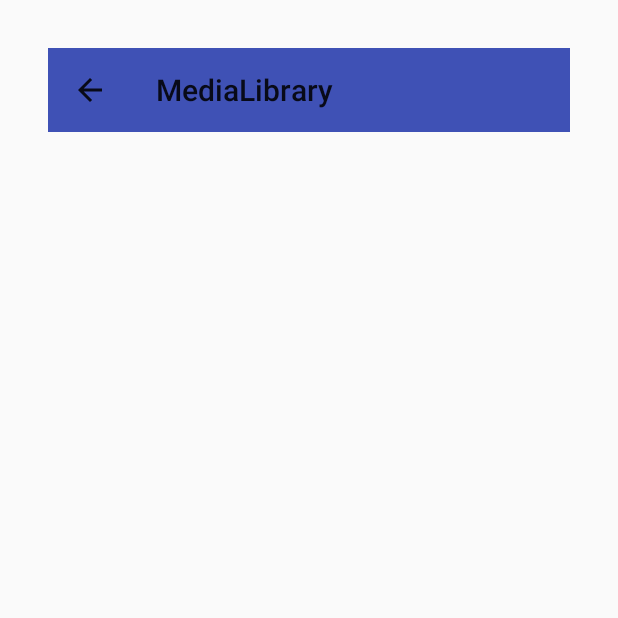
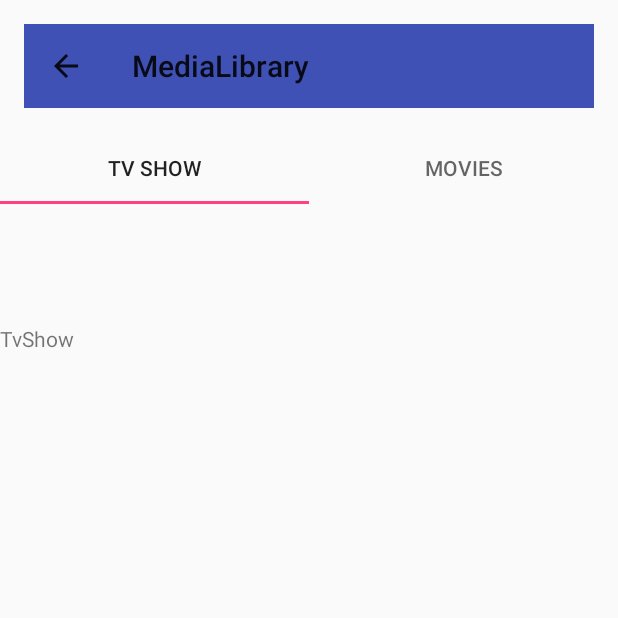
Before and after one commit to groman92/md, an Android app: the AddActivity screen opened directly, with no data from a screen before it, on a phone screen of 412 x 824 dp, the top half of it. Run offline under Robolectric (Android 15) with nearby library versions, the phone set to English and light mode, and no system bars.

Commit message:
Fragments tvshow/movie acabats, maquetada la pagina de AddItems

```diff
--- a/app/src/main/java/com/lasalle/first/part/medialibrary/activity/AddActivity.java
+++ b/app/src/main/java/com/lasalle/first/part/medialibrary/activity/AddActivity.java
@@ -2,9 +2,11 @@ package com.lasalle.first.part.medialibrary.activity;
 
 import android.os.Bundle;
 import android.support.design.widget.TabLayout;
+import android.support.v4.view.ViewPager;
 
 
 import com.lasalle.first.part.medialibrary.R;
+import com.lasalle.first.part.medialibrary.adapter.AddItemTabLayoutAdapter;
 
 public class AddActivity extends ToolbarAbstractActivity {
 
@@ -15,9 +17,11 @@ public class AddActivity extends ToolbarAbstractActivity {
         //TODO: que torni enrere..
         enableToolbarHomebutton();
 
+        TabLayout tabLayout = (TabLayout) findViewById(R.id.activity_add_item_tablayout);
+        ViewPager viewPager = (ViewPager) findViewById(R.id.activity_add_item_view_pager);
 
-        TabLayout tabLayout = (TabLayout) findViewById(R.id.activity_add_item_tablayout);
-
+        viewPager.setAdapter(new AddItemTabLayoutAdapter(getSupportFragmentManager(), this));
+        tabLayout.setupWithViewPager(viewPager);
 
     }
 }
--- /dev/null
+++ b/app/src/main/java/com/lasalle/first/part/medialibrary/adapter/AddItemTabLayoutAdapter.java
@@ -0,0 +1,55 @@
+package com.lasalle.first.part.medialibrary.adapter;
+
+import android.support.v4.app.Fragment;
+import android.support.v4.app.FragmentManager;
+import android.support.v4.app.FragmentPagerAdapter;
+import android.support.v7.app.AppCompatActivity;
+
+import com.lasalle.first.part.medialibrary.fragment.AddMovieFragment;
+import com.lasalle.first.part.medialibrary.fragment.AddTvshowFragment;
+
+public class AddItemTabLayoutAdapter extends FragmentPagerAdapter {
+
+    private final static int TV_SHOWS_TAB_POSITION = 0;
+    private final static int MOVIE_TAB_POSITION = 1;
+    private final static int NUMBER_OF_TABS = 2;
+
+    private AppCompatActivity activity;
+
+    public AddItemTabLayoutAdapter(FragmentManager fm, AppCompatActivity owner) {
+        super(fm);
+        //
+        this.activity = owner;
+    }
+
+    @Override
+    public Fragment getItem(int position) {
+        if(position == TV_SHOWS_TAB_POSITION)
+        {
+            return AddTvshowFragment.newInstance();
+        }
+        else if(position == MOVIE_TAB_POSITION)
+        {
+            return AddMovieFragment.newInstance();
+        }
+        throw new RuntimeException("Tab not found");
+    }
+
+    @Override
+    public int getCount() {
+        return NUMBER_OF_TABS;
+    }
+    @Override
+    public CharSequence getPageTitle(int position) {
+        if(position == TV_SHOWS_TAB_POSITION)
+        {
+            return "TV SHOW";
+        }
+        else if(position == MOVIE_TAB_POSITION)
+        {
+            return "MOVIES";
+        }
+
+        return super.getPageTitle(position);
+    }
+}
--- a/app/src/main/java/com/lasalle/first/part/medialibrary/fragment/AddMovieFragment.java
+++ b/app/src/main/java/com/lasalle/first/part/medialibrary/fragment/AddMovieFragment.java
@@ -27,7 +27,6 @@ public class AddMovieFragment extends Fragment {
     // TODO: Rename and change types and number of parameters
     public static AddMovieFragment newInstance() {
         AddMovieFragment fragment = new AddMovieFragment();
-
         return fragment;
     }
 
--- a/app/src/main/res/layout/activity_add.xml
+++ b/app/src/main/res/layout/activity_add.xml
@@ -1,19 +1,15 @@
 <?xml version="1.0" encoding="utf-8"?>
 <LinearLayout xmlns:android="http://schemas.android.com/apk/res/android"
-    xmlns:tools="http://schemas.android.com/tools"
-    android:id="@+id/activity_add"
-    android:layout_width="match_parent"
-    android:layout_height="match_parent"
-    android:paddingBottom="@dimen/activity_vertical_margin"
-    android:paddingLeft="@dimen/activity_horizontal_margin"
-    android:paddingRight="@dimen/activity_horizontal_margin"
-    android:paddingTop="@dimen/activity_vertical_margin"
-    tools:context="com.lasalle.first.part.medialibrary.activity.AddActivity">
+xmlns:tools="http://schemas.android.com/tools"
+android:id="@+id/activity_add_item"
+android:layout_width="match_parent"
+android:layout_height="match_parent"
+tools:context="com.lasalle.first.part.medialibrary.activity.AddActivity"
+android:orientation="vertical">
 
-    <include
-        android:layout_width="wrap_content"
+    <include layout="@layout/activity_toolbar_abstract"
         android:layout_height="wrap_content"
-        layout="@layout/activity_toolbar_abstract" />
+        android:layout_width="wrap_content" />
 
     <android.support.design.widget.TabLayout
         android:id="@+id/activity_add_item_tablayout"
@@ -21,9 +17,8 @@
         android:layout_height="wrap_content" />
 
     <android.support.v4.view.ViewPager
-        android:layout_width="match_parent"
-        android:layout_height="0px"
-        android:layout_weight="1"
+    android:layout_width="match_parent"
+    android:layout_height="match_parent"
         android:id="@+id/activity_add_item_view_pager" />
 
 </LinearLayout>
--- a/app/src/main/res/layout/fragment_add_movie.xml
+++ b/app/src/main/res/layout/fragment_add_movie.xml
@@ -21,7 +21,7 @@
                 android:layout_width="match_parent"
                 android:layout_height="wrap_content"
                 android:id="@+id/movieText"
-                android:layout_marginTop="80dp" />
+                android:layout_marginTop="200dp" />
         </LinearLayout>
     </LinearLayout>
 </FrameLayout>
```
